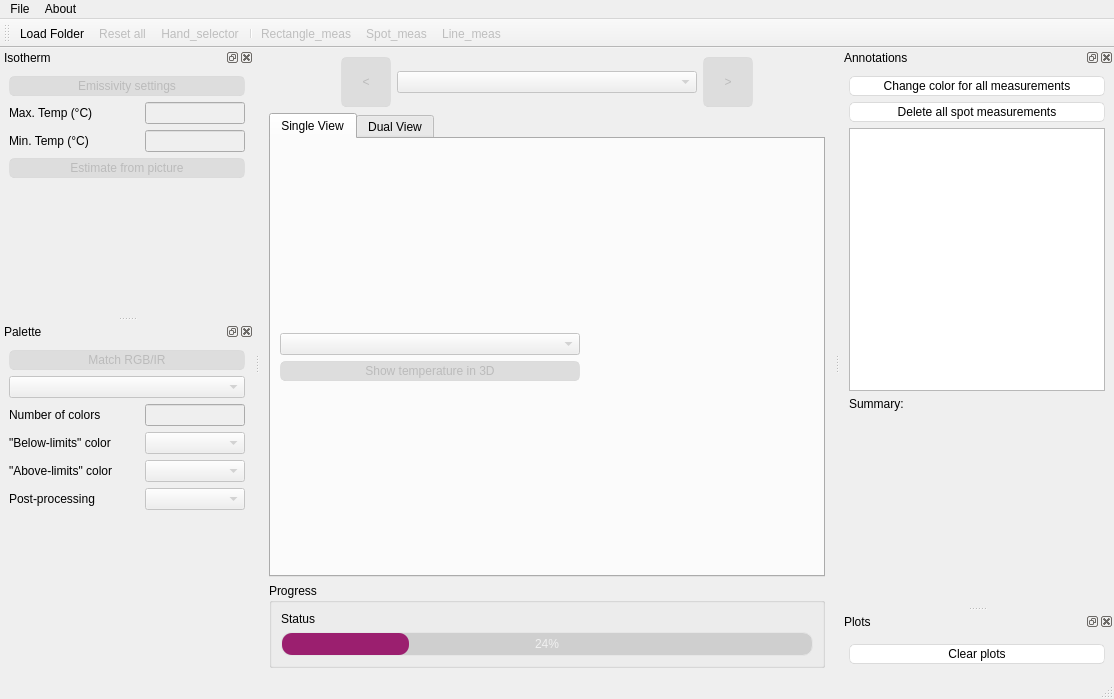
This is ui/main_window.ui in s-du/Thermogram as Qt 5 draws it before an edit. The edited form follows.
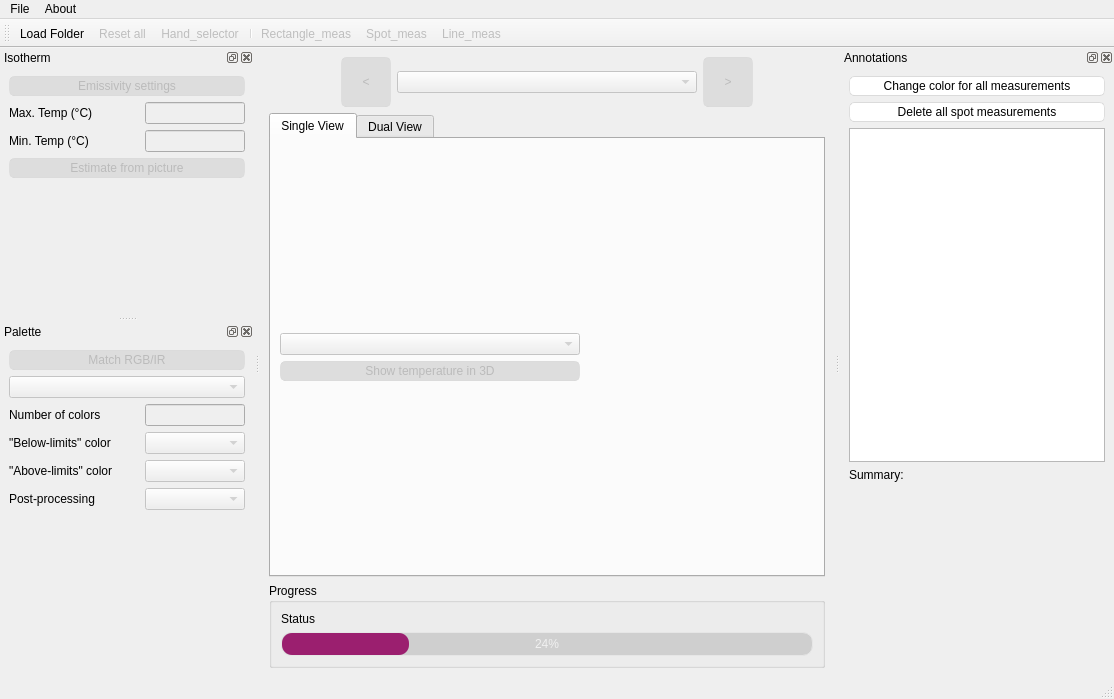
This is the edited form.

```diff
--- a/ui/main_window.ui
+++ b/ui/main_window.ui
@@ -820,29 +820,6 @@
     </layout>
    </widget>
   </widget>
-  <widget class="QDockWidget" name="dockWidget_6">
-   <property name="windowTitle">
-    <string>Plots</string>
-   </property>
-   <attribute name="dockWidgetArea">
-    <number>2</number>
-   </attribute>
-   <widget class="QWidget" name="dockWidgetContents_6">
-    <layout class="QVBoxLayout" name="verticalLayout_13">
-     <item>
-      <layout class="QVBoxLayout" name="verticalLayout_14">
-       <item>
-        <widget class="QPushButton" name="pushButton">
-         <property name="text">
-          <string>Clear plots</string>
-         </property>
-        </widget>
-       </item>
-      </layout>
-     </item>
-    </layout>
-   </widget>
-  </widget>
   <action name="actionLoad_folder">
    <property name="text">
     <string>Load Folder</string>
```
